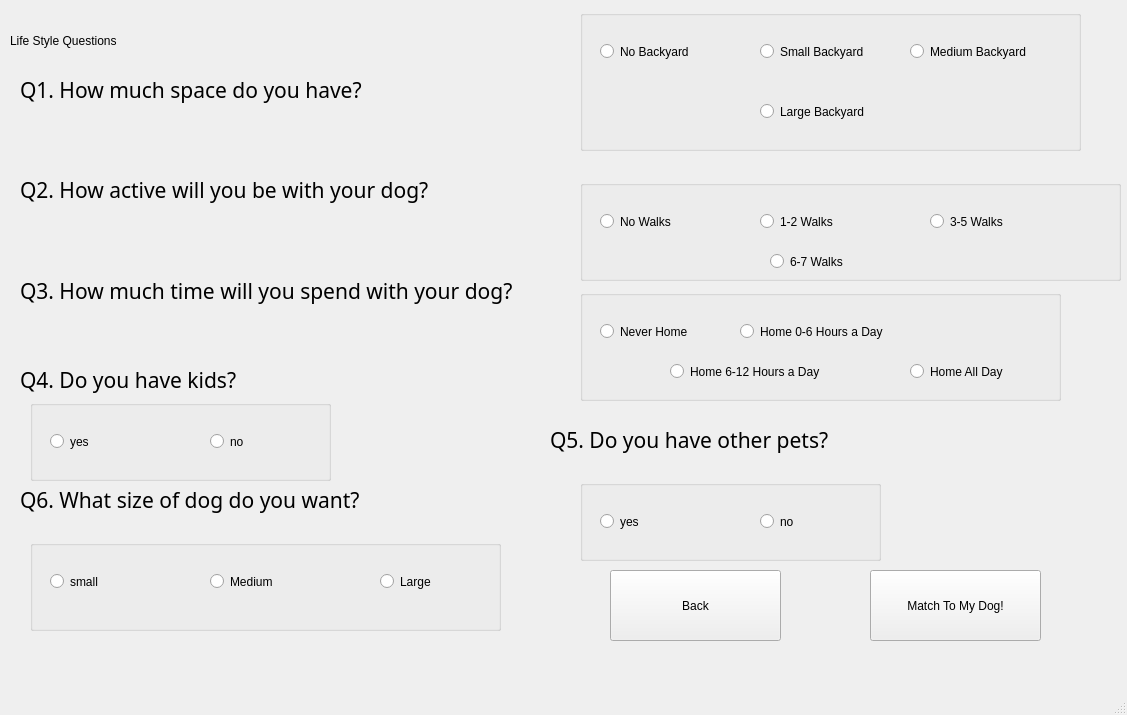
ethanmeyer/dogadoptionapp, file dogadoptionapplication/mainwindow.ui: the form before one commit.
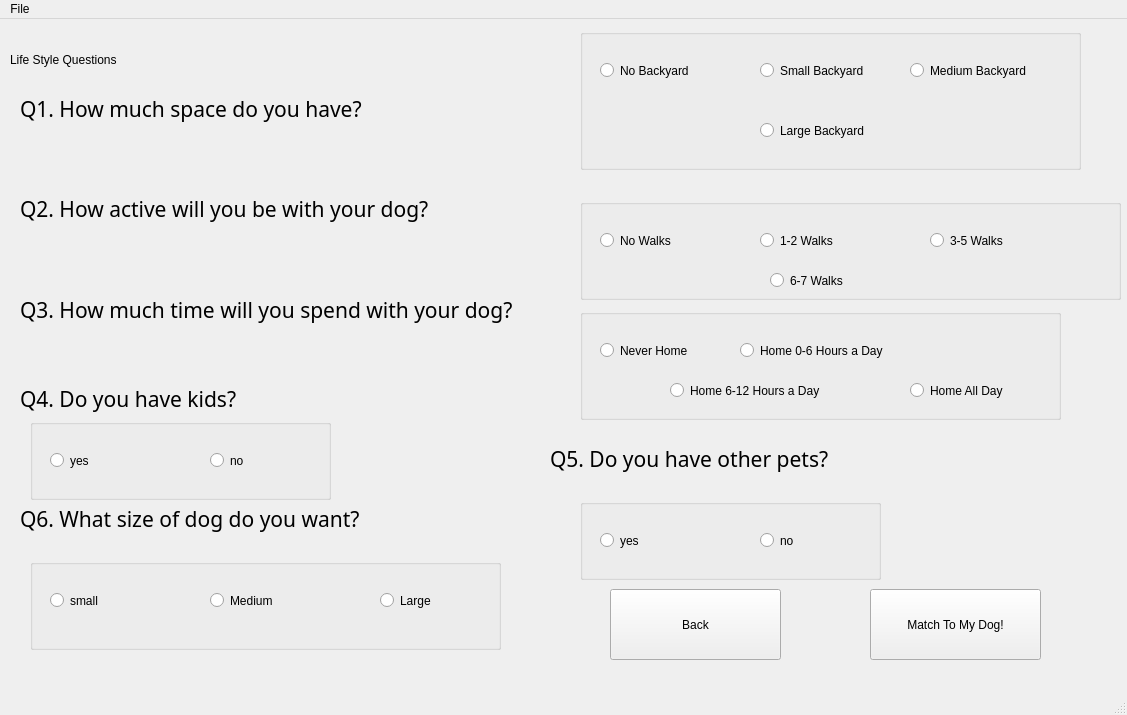
The form after the commit. The open tabs and pages were chosen to show the change.

Commit message:
User Input
It actually takes the user's input and compares to it not just terry now

Patch:
```diff
--- a/dogadoptionapplication/mainwindow.ui
+++ b/dogadoptionapplication/mainwindow.ui
@@ -738,6 +738,13 @@
      <height>22</height>
     </rect>
    </property>
+   <widget class="QMenu" name="menuFile">
+    <property name="title">
+     <string>File</string>
+    </property>
+    <addaction name="actionLoad_Dog_Database"/>
+   </widget>
+   <addaction name="menuFile"/>
   </widget>
   <widget class="QStatusBar" name="statusbar"/>
  </widget>
```
Left out of the diff: 12 changed lines with no effect on the pictures. The commit also changes 2 other files.
